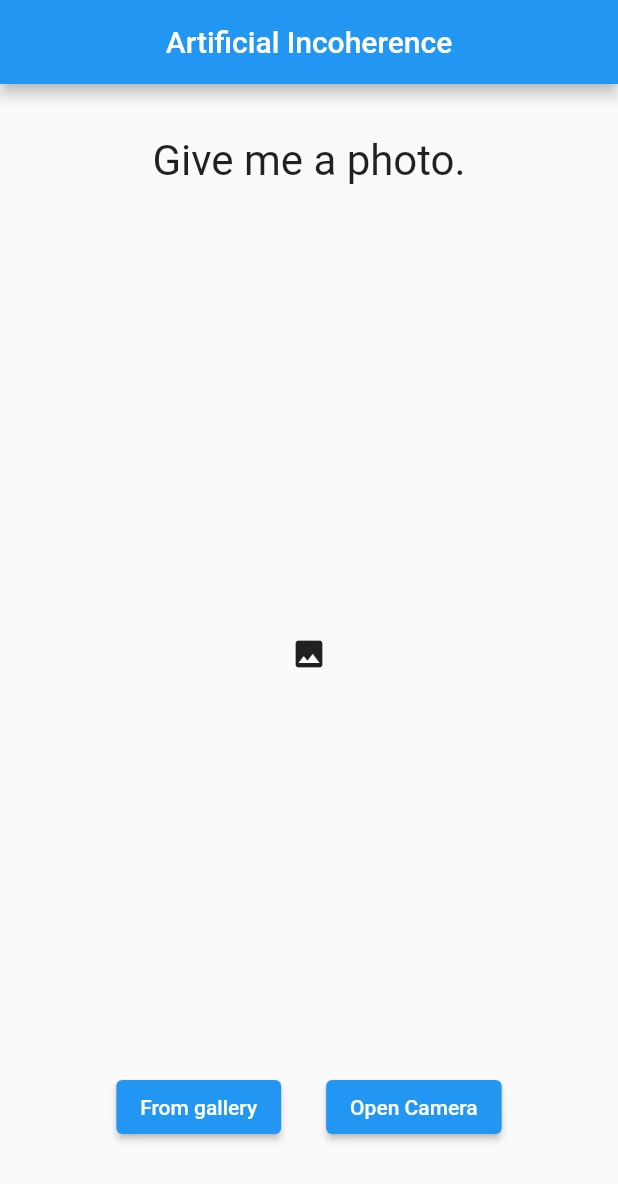
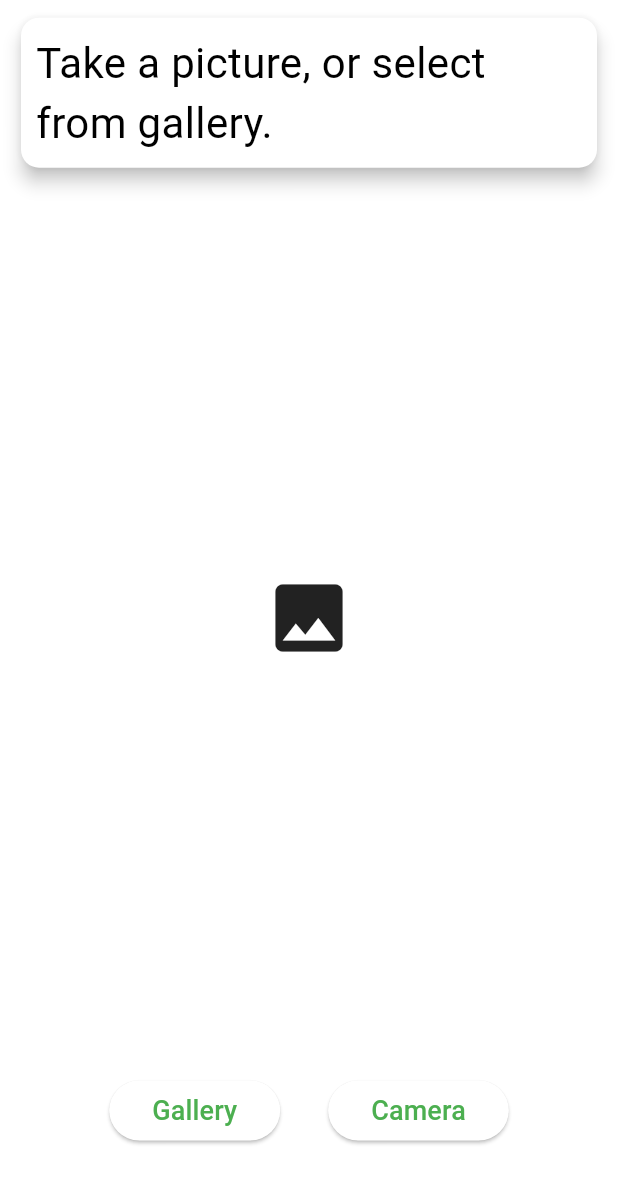
Before and after one commit to vir-dom/Artificial_Incoherence, a Flutter app: the screen it shows after launch, on a phone screen of 412 x 824 dp. Shown: the top 1184 px of the screen. Run offline on Flutter 3.47's test engine with Material 2 defaults, Android fonts, the phone set to English and light mode, and no system bars; our stand-ins replace camera, dio, image_picker.

Commit message:
MobileApp UI acceptable :D

```diff
--- a/mobile_app/photo_prediction/lib/predication_screen.dart
+++ b/mobile_app/photo_prediction/lib/predication_screen.dart
@@ -4,13 +4,11 @@ import 'dart:io';
 import 'package:dio/dio.dart';
 import 'package:flutter/material.dart';
 import 'package:flutter/services.dart';
-import 'package:http/http.dart' as http;
-import 'package:http_parser/http_parser.dart';
 import 'package:image_picker/image_picker.dart';
 
 class PredicationScreen extends StatefulWidget {
   const PredicationScreen({Key? key}) : super(key: key);
-  final String url = 'http://ip172-18-0-95-ce8n1s60qau000fjt6hg-5000.direct.labs.play-with-docker.com:5000/predictions';
+  final String url = 'http://ec2-18-195-21-24.eu-central-1.compute.amazonaws.com//predictions';
 
   @override
   State<PredicationScreen> createState() => _PredicationScreenState();
@@ -72,7 +70,9 @@ class _PredicationScreenState extends State<PredicationScreen> {
       var response = await dio.post(
         widget.url,
         data: formData,
-        options: Options(receiveTimeout: 0, headers: {'Connection': 'keep-alive', "Content-type": "multipart/form-data, application/json"}),
+        options: Options(
+            receiveTimeout: 0,
+            headers: {'Connection': 'keep-alive', "Content-type": "multipart/form-data, application/json"}),
       );
       if (response.statusCode == 200) {
         setState(() {
@@ -86,65 +86,33 @@ class _PredicationScreenState extends State<PredicationScreen> {
     }
   }
 
-  _doUpload() async {
-    if (image != null) {
-      setState(() {
-        loadingdone = false;
-      });
-      var request = http.MultipartRequest(
-        'POST',
-        Uri.parse(widget.url),
-      );
-      print("request exist here");
-      Map<String, String> headers = {"Content-type": "multipart/form-data"};
-      request.files.add(
-        http.MultipartFile(
-          'image',
-          image!.readAsBytes().asStream(),
-          image!.lengthSync(),
-          filename: "filename",
-          contentType: MediaType('image', 'jpeg'),
-        ),
-      );
-      request.headers.addAll(headers);
-      print(request.url.toString());
-      print("request: " + request.toString());
-      var streamedResponse = await request.send();
-      var response = await http.Response.fromStream(streamedResponse);
-      setState(() {
-        print(response.body.toString());
-        loadingdone = true;
-        buttonState = false;
-      });
-    }
-  }
-
   @override
   Widget build(BuildContext context) {
     return Scaffold(
-      appBar: AppBar(
-        title: const Text("Artificial Incoherence"),
-        centerTitle: true,
-      ),
-      body: Column(
+      body: SafeArea(
+        child: Column(
           mainAxisAlignment: MainAxisAlignment.start,
           mainAxisSize: MainAxisSize.min,
           crossAxisAlignment: CrossAxisAlignment.center,
           children: [
             Padding(
+              padding: const EdgeInsets.symmetric(horizontal: 10),
+              child: SizedBox(
+                height: MediaQuery.of(context).size.height * 0.15,
+                child: Center(
+                  child: Card(
+                    elevation: 5,
+                    child: Padding(
                       padding: const EdgeInsets.all(10),
-            child: SizedBox(
-              height: MediaQuery.of(context).size.height * 0.1,
-              child: Center(
-                child: Container(
                       child: _age == null
                           ? const Text(
-                          "Give me a photo.",
+                              "Take a picture, or select from gallery.",
                               style: TextStyle(fontSize: 28.0),
                             )
                           : Text(
-                          'The person is a $_age year old $_race $_gender',
+                              'This person is a ${_age!.split('.')[0]} year old $_race $_gender',
                               style: const TextStyle(fontSize: 20.0),
+                            ),
                     ),
                   ),
                 ),
@@ -152,67 +120,78 @@ class _PredicationScreenState extends State<PredicationScreen> {
             ),
             Center(
               child: Padding(
-              padding: const EdgeInsets.all(10.0),
+                padding: const EdgeInsets.symmetric(horizontal: 8.0),
                 child: Stack(
                   children: [
                     SizedBox(
-                    height: MediaQuery.of(context).size.height * 0.65,
+                      height: MediaQuery.of(context).size.height * 0.7,
                       width: MediaQuery.of(context).size.width,
-                    child: image == null ? const Center(child: Icon(Icons.photo)) : Image.file(image!),
+                      child: image == null
+                          ? const Center(
+                              child: Icon(
+                              Icons.photo,
+                              size: 60,
+                            ))
+                          : Card(elevation: 5, child: Image.file(image!)),
                     ),
-                  Padding(
-                    padding: const EdgeInsets.all(10),
-                    child: Center(
+                    SizedBox(
+                      height: MediaQuery.of(context).size.height * 0.7,
+                      width: MediaQuery.of(context).size.width,
                       child: Visibility(
                         visible: !loadingdone,
                         child: const Card(
-                          child: Padding(
-                            padding: EdgeInsets.all(10),
+                          color: Colors.transparent,
+                          child: Center(
                             child: CircularProgressIndicator(),
                           ),
                         ),
                       ),
                     ),
-                  )
                   ],
                 ),
               ),
             ),
-          Row(
-            mainAxisSize: MainAxisSize.min,
+            Padding(
+              padding: const EdgeInsets.only(top: 16.0),
+              child: Stack(
                 children: [
                   Visibility(
-                visible: !buttonState,
-                child: ElevatedButton(
-                  onPressed: pickImageFromGallery,
-                  child: const Text("From gallery"),
-                ),
-              ),
-              const SizedBox(
-                width: 30.0,
-              ),
-              Visibility(
-                visible: !buttonState,
-                child: ElevatedButton(
-                  onPressed: pickImageFromCamera,
-                  child: const Text("Open Camera"),
-                ),
-              ),
-              Visibility(
-                visible: buttonState,
+                    visible: buttonState && loadingdone,
                     child: Center(
                       child: ElevatedButton(
                         onPressed: () async {
                           _uploadImage(image);
-                      //_doUpload();
                         },
-                    child: const Text("Predict!"),
+                        child: const Text("Predict!", style: TextStyle(fontSize: 18),),
                       ),
                     ),
-              )
+                  ),
+                  Visibility(
+                    visible: !buttonState,
+                    child: Center(
+                      child: Row(
+                        mainAxisSize: MainAxisSize.min,
+                        children: [
+                          ElevatedButton(
+                            onPressed: pickImageFromGallery,
+                            child: const Text(" Gallery ", style: TextStyle(fontSize: 18),),
+                          ),
+                          const SizedBox(
+                            width: 32.0,
+                          ),
+                          ElevatedButton(
+                            onPressed: pickImageFromCamera,
+                            child: const Text(" Camera ", style: TextStyle(fontSize: 18),),
+                          ),
                         ],
                       ),
+                    ),
+                  ),
                 ],
+              ),
+            ),
+          ],
+        ),
       ),
     );
   }
```
Also changed, not shown: mobile_app/photo_prediction/lib/main.dart (+6 -2 lines). Lines whose indentation alone changed are shown as unchanged.
